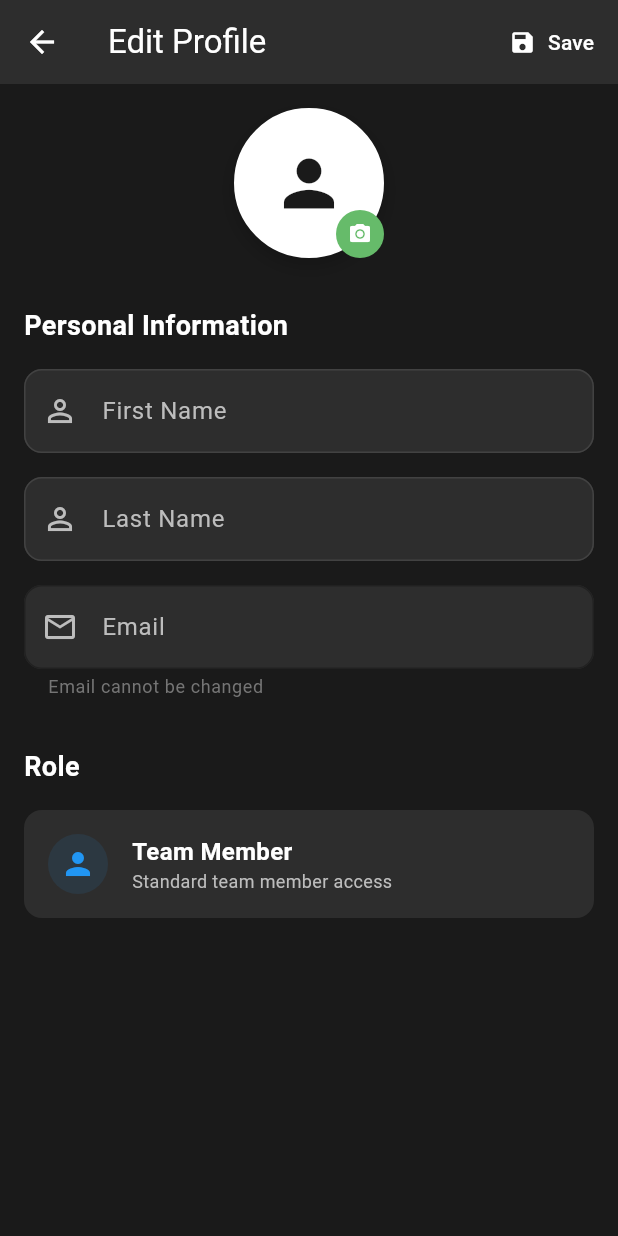
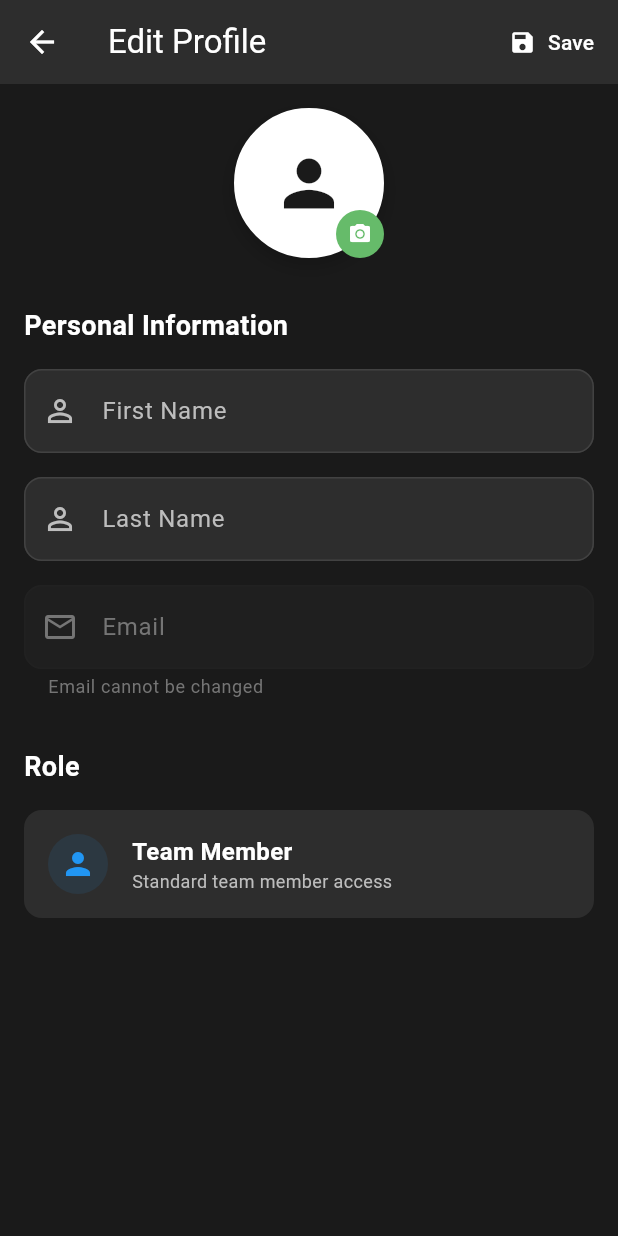
Before and after one commit to SharkyBytes/Ell-ena, a Flutter app: the EditProfileScreen screen opened directly with empty values, on a phone screen of 412 x 824 dp. Run offline on Flutter 3.47's test engine with Material 3 defaults, Android fonts, the phone set to English and light mode, and no system bars; our stand-ins replace fl_chart, flutter_dotenv, loading_animation_widget, pdf, shared_preferences, skeletonizer and 3 more; accounts and stored records are empty; project files that could hold a hidden picture were left out.

Commit message:
Fix disabled email field UI styling in EditProfileScreen

```diff
--- a/lib/screens/profile/edit_profile_screen.dart
+++ b/lib/screens/profile/edit_profile_screen.dart
@@ -299,13 +299,20 @@ class _EditProfileScreenState extends State<EditProfileScreen> {
     controller: controller,
     enabled: enabled,
     validator: validator,
-      style: const TextStyle(color: Colors.white),
+    style: TextStyle(
+      color: enabled ? Colors.white : Colors.grey.shade500,
+    ),
     decoration: InputDecoration(
       labelText: label,
-        labelStyle: TextStyle(color: Colors.grey.shade400),
+      labelStyle: TextStyle(
+        color: enabled ? Colors.grey.shade400 : Colors.grey.shade600,
+      ),
       helperText: helperText,
       helperStyle: TextStyle(color: Colors.grey.shade600),
-        prefixIcon: Icon(icon, color: Colors.grey.shade400),
+      prefixIcon: Icon(
+        icon,
+        color: enabled ? Colors.grey.shade400 : Colors.grey.shade600,
+      ),
       border: OutlineInputBorder(
         borderRadius: BorderRadius.circular(12),
         borderSide: BorderSide(color: Colors.grey.shade800),
@@ -323,7 +330,9 @@ class _EditProfileScreenState extends State<EditProfileScreen> {
         borderSide: BorderSide(color: Colors.grey.shade900),
       ),
       filled: true,
-        fillColor: const Color(0xFF2D2D2D),
+      fillColor: enabled
+          ? const Color(0xFF2D2D2D)
+          : const Color(0xFF1F1F1F),
     ),
   );
 }
```
Lines whose indentation alone changed are shown as unchanged.
